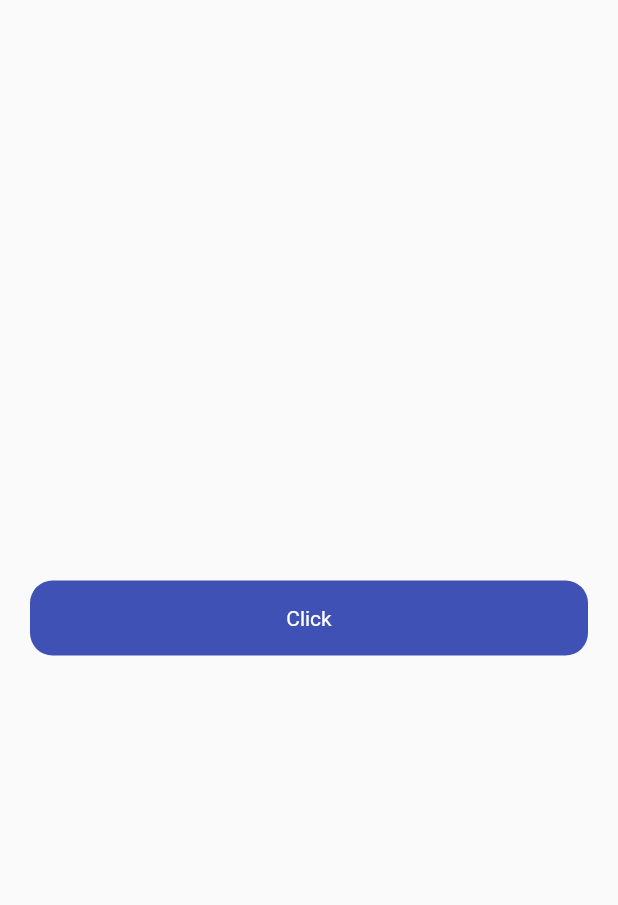
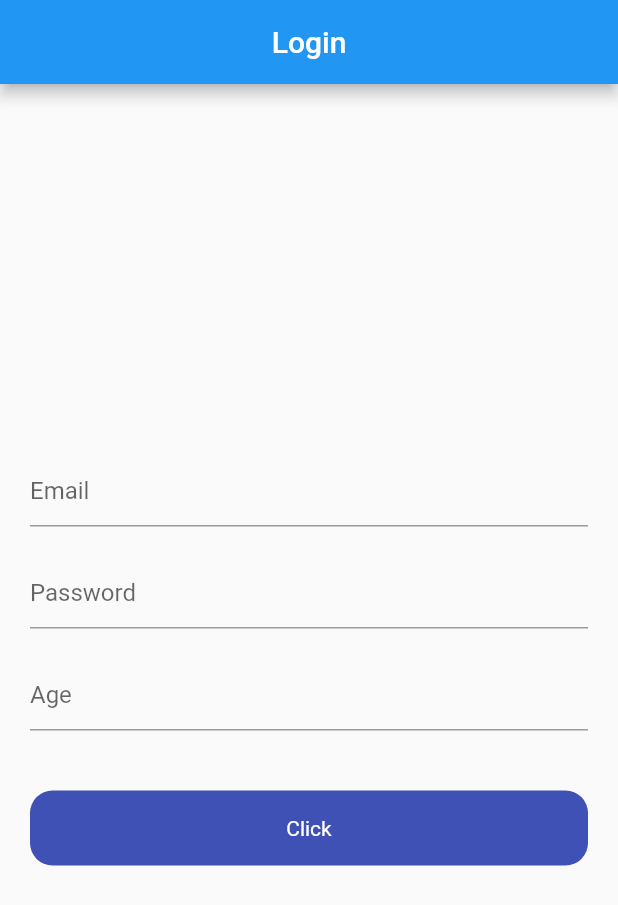
Before and after one commit to ehteshamawan1/multi-role-base-app, a Flutter app: the screen it shows after launch, on a phone screen of 412 x 824 dp. Shown: the top 905 px of the screen. Run offline on Flutter 3.47's test engine with Material 2 defaults, Android fonts, the phone set to English and light mode, and no system bars; our stand-ins replace shared_preferences.

```diff
--- a/lib/main.dart
+++ b/lib/main.dart
@@ -1,7 +1,5 @@
 import 'package:flutter/material.dart';
-import 'package:multi_role_base_app/screens/home_screen.dart';
 import 'package:multi_role_base_app/screens/login_screen.dart';
-import 'package:multi_role_base_app/screens/splash_screen.dart';
 
 void main() {
   runApp(const MyApp());
--- a/lib/screens/login_screen.dart
+++ b/lib/screens/login_screen.dart
@@ -1,4 +1,6 @@
 import 'package:flutter/material.dart';
+import 'package:multi_role_base_app/screens/home_screen.dart';
+import 'package:shared_preferences/shared_preferences.dart';
 
 class LoginScreen extends StatefulWidget {
   const LoginScreen({super.key});
@@ -8,17 +10,57 @@ class LoginScreen extends StatefulWidget {
 }
 
 class _LoginScreenState extends State<LoginScreen> {
+
+  final emailController = TextEditingController();
+  final passwordController = TextEditingController();
+  final ageController = TextEditingController();
+
   @override
   Widget build(BuildContext context) {
     return Scaffold(
+      appBar: AppBar(
+        title: const Text('Login'),
+        centerTitle: true,
+      ),
       body: Padding(
         padding: const EdgeInsets.symmetric(horizontal: 20),
         child: Column(
           mainAxisAlignment: MainAxisAlignment.center,
           crossAxisAlignment: CrossAxisAlignment.center,
           children: [
+            TextFormField(
+              keyboardType: TextInputType.emailAddress,
+              controller: emailController,
+              decoration: const InputDecoration(
+                hintText: 'Email',
+              ),
+            ),
+            const SizedBox(height: 20,),
+            TextFormField(
+              controller: passwordController,
+              decoration: const InputDecoration(
+                hintText: 'Password',
+              ),
+            ),
+            const SizedBox(height: 20,),
+            TextFormField(
+              keyboardType: TextInputType.number,
+              controller: ageController,
+              decoration: const InputDecoration(
+                hintText: 'Age',
+              ),
+            ),
+            const SizedBox(height: 40,),
             InkWell(
-              onTap: () async {},
+              onTap: () async {
+                SharedPreferences sp = await SharedPreferences.getInstance();
+
+                sp.setString('email', emailController.text.toString());
+                sp.setString('age', ageController.text.toString());
+                sp.setBool('isLogin', true);
+                Navigator.push(context,
+                MaterialPageRoute(builder: (context) => const HomeScreen()));
+              },
               child: Container(
                 decoration: BoxDecoration(
                     color: Colors.indigo,
--- a/pubspec.yaml
+++ b/pubspec.yaml
@@ -35,6 +35,7 @@ dependencies:
   # The following adds the Cupertino Icons font to your application.
   # Use with the CupertinoIcons class for iOS style icons.
   cupertino_icons: ^1.0.2
+  shared_preferences: ^2.1.2
 
 dev_dependencies:
   flutter_test:
```
Also changed, not shown: lib/screens/splash_screen.dart (+19 -1 lines), pubspec.lock, 1 other file.
